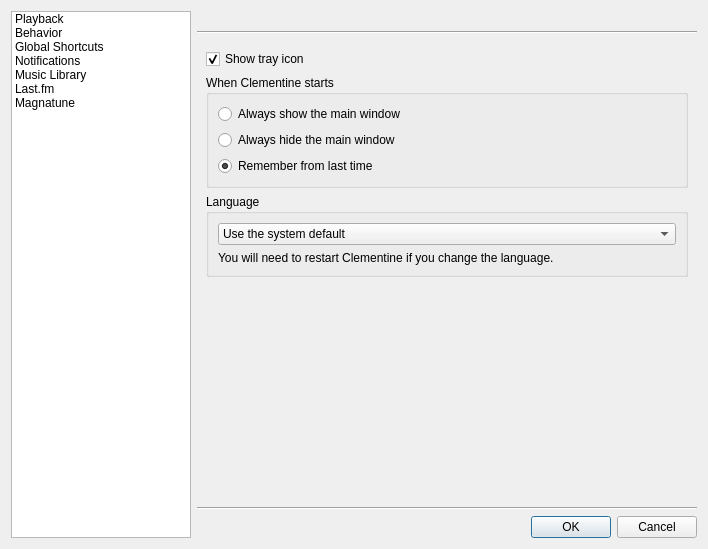
Qt form src/ui/settingsdialog.ui (clementine-player/Clementine) before a commit.
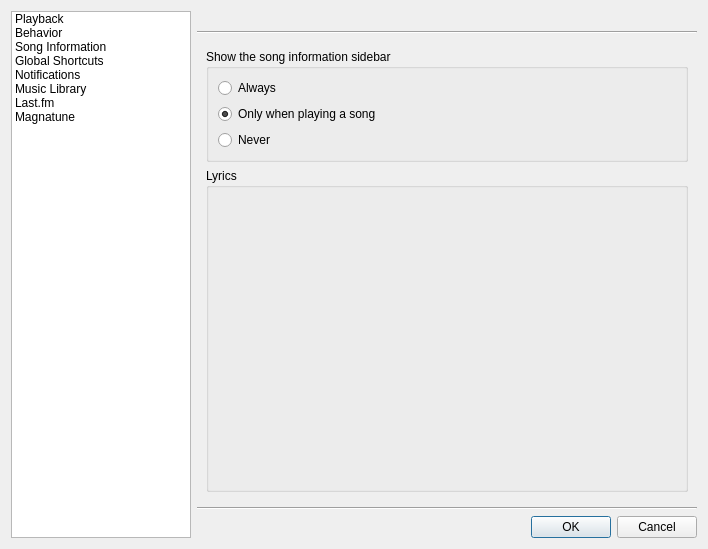
The same form after that commit. Icons and pictures are not drawn. Custom widgets are drawn as their Qt base class.

Commit message: Query the lyric providers in a sensible default order, and add a new pane in the Settings dialog to configure it.

Diff of the .ui file:
```diff
--- a/src/ui/settingsdialog.ui
+++ b/src/ui/settingsdialog.ui
@@ -64,6 +64,11 @@
         <normaloff>:/icon.png</normaloff>:/icon.png</iconset>
       </property>
      </item>
+     <item>
+      <property name="text">
+       <string>Song Information</string>
+      </property>
+     </item>
      <item>
       <property name="text">
        <string>Global Shortcuts</string>
@@ -114,7 +119,7 @@
      <item>
       <widget class="QStackedWidget" name="stacked_widget">
        <property name="currentIndex">
-        <number>1</number>
+        <number>2</number>
        </property>
        <widget class="QWidget" name="playback_page">
         <layout class="QVBoxLayout" name="verticalLayout_10">
@@ -449,6 +454,67 @@
          </item>
         </layout>
        </widget>
+       <widget class="QWidget" name="song_info_page">
+        <layout class="QVBoxLayout" name="verticalLayout_16">
+         <item>
+          <widget class="QGroupBox" name="groupBox_5">
+           <property name="title">
+            <string>Show the song information sidebar</string>
+           </property>
+           <layout class="QVBoxLayout" name="verticalLayout_14">
+            <item>
+             <widget class="QRadioButton" name="info_sidebar_always">
+              <property name="text">
+               <string>Always</string>
+              </property>
+             </widget>
+            </item>
+            <item>
+             <widget class="QRadioButton" name="info_sidebar_playing">
+              <property name="text">
+               <string>Only when playing a song</string>
+              </property>
+              <property name="checked">
+               <bool>true</bool>
+              </property>
+             </widget>
+            </item>
+            <item>
+             <widget class="QRadioButton" name="info_sidebar_never">
+              <property name="text">
+               <string>Never</string>
+              </property>
+             </widget>
+            </item>
+           </layout>
+          </widget>
+         </item>
+         <item>
+          <widget class="QGroupBox" name="groupBox_6">
+           <property name="sizePolicy">
+            <sizepolicy hsizetype="Preferred" vsizetype="Expanding">
+             <horstretch>0</horstretch>
+             <verstretch>0</verstretch>
+            </sizepolicy>
+           </property>
+           <property name="title">
+            <string>Lyrics</string>
+           </property>
+           <layout class="QVBoxLayout" name="verticalLayout_15">
+            <property name="spacing">
+             <number>0</number>
+            </property>
+            <property name="margin">
+             <number>0</number>
+            </property>
+            <item>
+             <widget class="LyricSettings" name="lyric_settings" native="true"/>
+            </item>
+           </layout>
+          </widget>
+         </item>
+        </layout>
+       </widget>
        <widget class="QWidget" name="page_2">
         <layout class="QVBoxLayout" name="verticalLayout_12">
          <property name="spacing">
@@ -729,6 +795,12 @@
    <header>ui/globalshortcutsconfig.h</header>
    <container>1</container>
   </customwidget>
+  <customwidget>
+   <class>LyricSettings</class>
+   <extends>QWidget</extends>
+   <header>lyrics/lyricsettings.h</header>
+   <container>1</container>
+  </customwidget>
  </customwidgets>
  <tabstops>
   <tabstop>list</tabstop>
```
Left out of the diff: 20 changed lines with no effect on the pictures. The commit also changes 45 other files.
